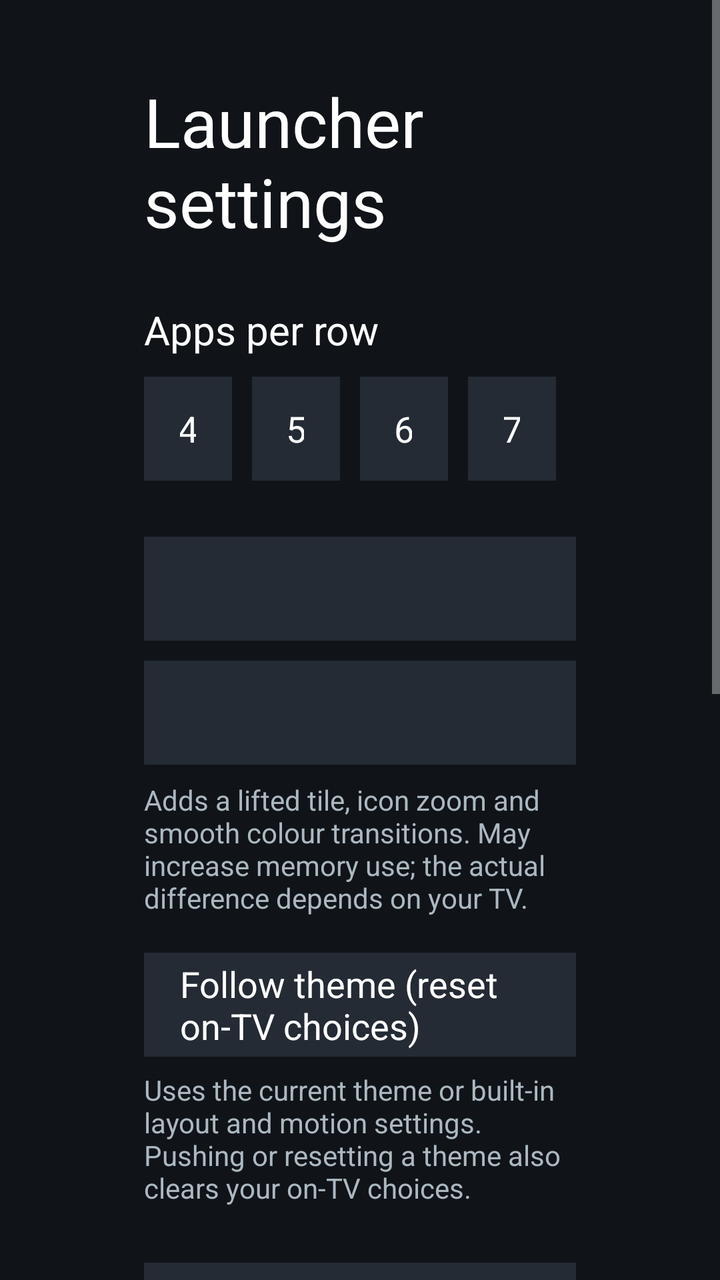
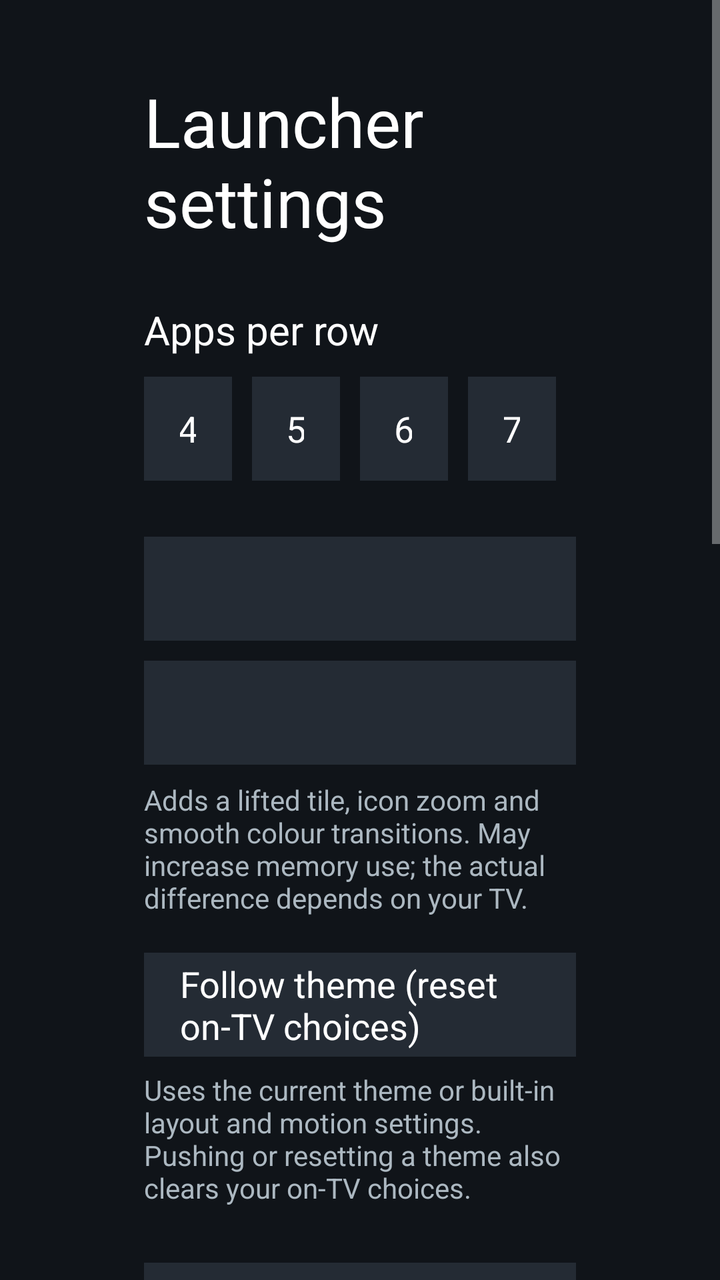

An Android layout rendered at two revisions. The XML below is the earlier revision; the diff shows what the commit changed to produce the second picture.
<!-- AndroidManifest.xml: application theme Theme.TvHome -->
<!-- res/layout/activity_launcher_settings.xml -->
<?xml version="1.0" encoding="utf-8"?>
<ScrollView xmlns:android="http://schemas.android.com/apk/res/android"
    android:layout_width="match_parent"
    android:layout_height="match_parent"
    android:background="#FF101419"
    android:fillViewport="true">

    <LinearLayout
        android:layout_width="match_parent"
        android:layout_height="wrap_content"
        android:orientation="vertical"
        android:paddingStart="72dp"
        android:paddingEnd="72dp"
        android:paddingTop="38dp"
        android:paddingBottom="38dp">

        <TextView
            android:layout_width="match_parent"
            android:layout_height="wrap_content"
            android:text="@string/launcher_settings"
            android:textColor="#FFFFFFFF"
            android:textSize="34sp" />

        <TextView
            android:layout_width="match_parent"
            android:layout_height="wrap_content"
            android:layout_marginTop="28dp"
            android:text="@string/columns_label"
            android:textColor="#FFFFFFFF"
            android:textSize="20sp" />

        <LinearLayout
            android:layout_width="match_parent"
            android:layout_height="wrap_content"
            android:layout_marginTop="10dp"
            android:orientation="horizontal">

            <TextView android:id="@+id/columns4" style="@style/SettingsColumnChoice" android:text="4" />
            <TextView android:id="@+id/columns5" style="@style/SettingsColumnChoice" android:text="5" />
            <TextView android:id="@+id/columns6" style="@style/SettingsColumnChoice" android:text="6" />
            <TextView android:id="@+id/columns7" style="@style/SettingsColumnChoice" android:text="7" />
        </LinearLayout>

        <TextView
            android:id="@+id/animationsChoice"
            style="@style/SettingsRow"
            android:layout_marginTop="28dp" />

        <TextView
            android:id="@+id/advancedChoice"
            style="@style/SettingsRow"
            android:layout_marginTop="10dp" />

        <TextView
            android:layout_width="match_parent"
            android:layout_height="wrap_content"
            android:layout_marginTop="8dp"
            android:text="@string/advanced_effects_warning"
            android:textColor="#FFACB8C1"
            android:textSize="14sp" />

        <TextView
            android:id="@+id/followThemeChoice"
            style="@style/SettingsRow"
            android:layout_marginTop="18dp"
            android:text="@string/follow_theme" />

        <TextView
            android:layout_width="match_parent"
            android:layout_height="wrap_content"
            android:layout_marginTop="7dp"
            android:text="@string/follow_theme_hint"
            android:textColor="#FFACB8C1"
            android:textSize="14sp" />

        <TextView
            android:id="@+id/defaultHomeChoice"
            style="@style/SettingsRow"
            android:layout_marginTop="28dp"
            android:text="@string/home_settings" />

        <TextView
            android:layout_width="match_parent"
            android:layout_height="wrap_content"
            android:layout_marginTop="7dp"
            android:text="@string/home_settings_help"
            android:textColor="#FFACB8C1"
            android:textSize="14sp" />

        <TextView
            android:id="@+id/tvSettingsChoice"
            style="@style/SettingsRow"
            android:layout_marginTop="18dp"
            android:text="@string/tv_settings" />

        
        <TextView
            android:layout_width="match_parent"
            android:layout_height="wrap_content"
            android:layout_marginTop="28dp"
            android:text="Set-Top Box &amp; AV1 Live Channels"
            android:textColor="#FFFFFFFF"
            android:textSize="20sp" />

        <TextView
            android:id="@+id/stbProviderChoice"
            style="@style/SettingsRow"
            android:layout_marginTop="10dp" />

        <TextView
            android:id="@+id/pairRemoteChoice"
            style="@style/SettingsRow"
            android:layout_marginTop="10dp"
            android:text="Pair STB Remote (Interactive Wizard)" />

        <TextView
            android:id="@+id/testIrChoice"
            style="@style/SettingsRow"
            android:layout_marginTop="10dp"
            android:text="Quick Test (Send POWER)" />
    </LinearLayout>
</ScrollView>
<!-- resources referenced by this layout -->
<resources>
  <string name="advanced_effects_warning">Adds a lifted tile, icon zoom and smooth colour transitions. May increase memory use; the actual difference depends on your TV.</string>
  <string name="columns_label">Apps per row</string>
  <string name="follow_theme">Follow theme (reset on-TV choices)</string>
  <string name="follow_theme_hint">Uses the current theme or built-in layout and motion settings. Pushing or resetting a theme also clears your on-TV choices.</string>
  <string name="home_settings">Choose default home</string>
  <string name="home_settings_help">Select your original home to stop using CleanYourTV as Home, or CleanYourTV to switch back. The original launcher must be enabled and your TV must provide a home picker; use the restore script first if it was disabled.</string>
  <string name="launcher_settings">Launcher settings</string>
  <string name="tv_settings">TV system settings</string>
  <style name="SettingsColumnChoice" parent="SettingsRow">
          <item name="android:layout_width">0dp</item>
          <item name="android:layout_weight">1</item>
          <item name="android:layout_marginEnd">10dp</item>
          <item name="android:gravity">center</item>
      </style>
  <style name="SettingsRow">
          <item name="android:layout_width">match_parent</item>
          <item name="android:layout_height">52dp</item>
          <item name="android:gravity">center_vertical</item>
          <item name="android:paddingStart">18dp</item>
          <item name="android:paddingEnd">18dp</item>
          <item name="android:background">@drawable/settings_choice_bg</item>
          <item name="android:textColor">#FFFFFFFF</item>
          <item name="android:textSize">18sp</item>
          <item name="android:focusable">true</item>
          <item name="android:clickable">true</item>
      </style>
  <style name="Theme.TvHome" parent="android:Theme.Material.NoActionBar.Fullscreen">
          <item name="android:windowBackground">@android:color/black</item>
          <item name="android:colorBackground">@android:color/black</item>
          <item name="android:windowAnimationStyle">@null</item>
      </style>
  <!-- drawable settings_choice_bg (drawable) -->
  <?xml version="1.0" encoding="utf-8"?>
  <selector xmlns:android="http://schemas.android.com/apk/res/android">
      <item android:state_focused="true">
          <shape android:shape="rectangle">
              <solid android:color="#5574A987" />
              <stroke android:width="2dp" android:color="#FFB9E7C7" />
          </shape>
      </item>
      <item android:state_selected="true">
          <shape android:shape="rectangle">
              <solid android:color="#334DAE6D" />
              <stroke android:width="1dp" android:color="#FF4DAE6D" />
          </shape>
      </item>
      <item>
          <shape android:shape="rectangle">
              <solid android:color="#FF242B34" />
          </shape>
      </item>
  </selector>
</resources>

<!-- the commit's change to res/layout/activity_launcher_settings.xml (unified diff, before → after) -->
@@ -118,5 +118,38 @@
             style="@style/SettingsRow"
             android:layout_marginTop="10dp"
             android:text="Quick Test (Send POWER)" />
+
+        <TextView
+            android:id="@+id/avInputChoice"
+            style="@style/SettingsRow"
+            android:layout_marginTop="10dp"
+            android:text="Input Source: AV1 (HW3)" />
+
+        <TextView
+            android:id="@+id/resetChannelsChoice"
+            style="@style/SettingsRow"
+            android:layout_marginTop="10dp"
+            android:text="Reset Custom Channel Numbers &amp; Favourites" />
+
+        
+        <TextView
+            android:layout_width="match_parent"
+            android:layout_height="wrap_content"
+            android:layout_marginTop="28dp"
+            android:text="Mobile Companion App (Secure Pairing)"
+            android:textColor="#FFFFFFFF"
+            android:textSize="20sp" />
+
+        <TextView
+            android:id="@+id/companionPairingChoice"
+            style="@style/SettingsRow"
+            android:layout_marginTop="10dp"
+            android:text="Pair Mobile Companion App" />
+
+        <TextView
+            android:id="@+id/forgetCompanionDevicesChoice"
+            style="@style/SettingsRow"
+            android:layout_marginTop="10dp"
+            android:text="Forget Paired Mobile Devices" />
     </LinearLayout>
 </ScrollView>
